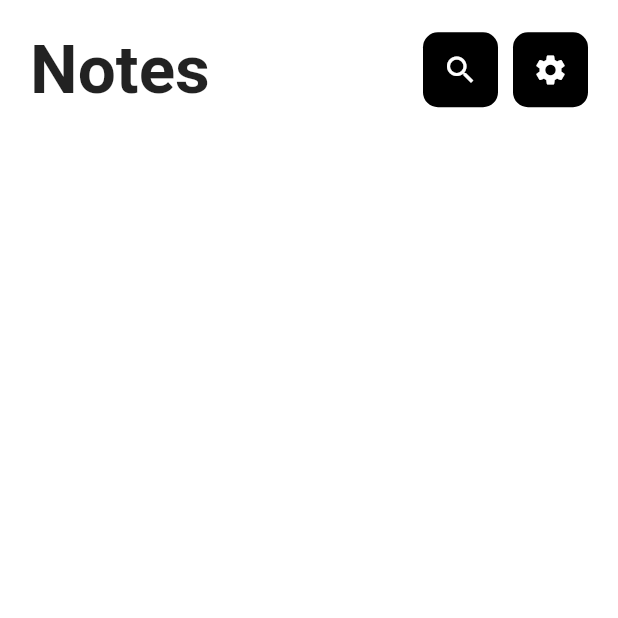
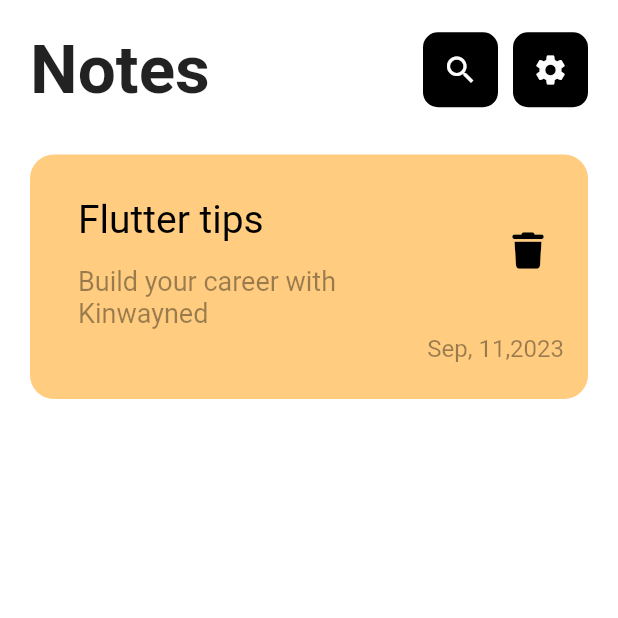
Before and after one commit to kinwaned/note_app, a Flutter app: the screen it shows once a user with an empty profile is signed in, on a phone screen of 412 x 824 dp, the top half of it. Run offline on Flutter 3.47's test engine with Material 2 defaults, Android fonts, the phone set to English and light mode, and no system bars; our stand-ins replace bloc, firebase_auth, firebase_core, flutter_bloc, flutter_svg, font_awesome_flutter and 1 more; accounts and stored records are empty.

Commit message:
Firebase, bloc, NoteItem.

```diff
--- a/lib/Screens/HomeScreen.dart
+++ b/lib/Screens/HomeScreen.dart
@@ -2,6 +2,7 @@
 
 import 'package:flutter/material.dart';
 import 'package:intl/intl.dart';
+import 'package:todo_list_app/Screens/notes_view_body.dart';
 import 'package:todo_list_app/Screens/settings_screen.dart';
 
 class HomePage extends StatelessWidget {
@@ -78,8 +79,10 @@ class HomePage extends StatelessWidget {
                       ],
                     ),
 
+
                   ],
                 ),
+                NoteViewBody(),
               ],
             ),
           ),
--- /dev/null
+++ b/lib/Screens/notes_view_body.dart
@@ -0,0 +1,18 @@
+import 'package:flutter/material.dart';
+import '../components/custom_note_item.dart';
+
+class NoteViewBody extends StatelessWidget {
+  const NoteViewBody({super.key});
+
+  @override
+  Widget build(BuildContext context) {
+    return const Column(
+      children: [
+        SizedBox(
+          height: 30,
+        ),
+        NoteItem(),
+      ],
+    );
+  }
+}
--- /dev/null
+++ b/lib/components/custom_note_item.dart
@@ -0,0 +1,36 @@
+import 'package:flutter/material.dart';
+import 'package:font_awesome_flutter/font_awesome_flutter.dart';
+
+class NoteItem extends StatelessWidget {
+  const NoteItem({super.key});
+
+  @override
+  Widget build(BuildContext context) {
+    return  Container(
+      padding: const EdgeInsets.only(top: 24, bottom: 24, left: 16),
+      decoration: BoxDecoration(
+          color: const Color(0xffFFCC80), borderRadius: BorderRadius.circular(16)),
+      child: Column(
+        crossAxisAlignment: CrossAxisAlignment.end,
+        children: [
+          ListTile(
+            title:const Text(
+              'Flutter tips',
+              style: TextStyle(fontSize: 26, color: Colors.black),
+            ),
+            subtitle: Padding(
+              padding: const EdgeInsets.only(top: 16),
+              child: Text('Build your career with Kinwayned',style: TextStyle(fontSize: 18, color: Colors.black.withOpacity(0.4)),),
+            ),
+            trailing: IconButton(onPressed: (){},icon:const Icon(FontAwesomeIcons.trash, color: Colors.black, size: 24,),
+            ),
+          ),
+          Padding(
+            padding: const EdgeInsets.only(right: 16),
+            child: Text('Sep, 11,2023',style: TextStyle(fontSize: 16, color: Colors.black.withOpacity(0.4)),),
+          ),
+        ],
+      ),
+    );
+  }
+}
--- a/lib/main.dart
+++ b/lib/main.dart
@@ -34,6 +34,9 @@ class TodoList extends StatelessWidget {
         },
         initialRoute: MainPage.id,
         debugShowCheckedModeBanner: false,
+        // theme: ThemeData(
+        //   fontFamily: 'Poppins',
+        // ),
       ),
     );
   }
```
Also changed, not shown: pubspec.yaml (+9 -6 lines), assets/fonts/Poppins-Regular.ttf (added), pubspec.lock.
